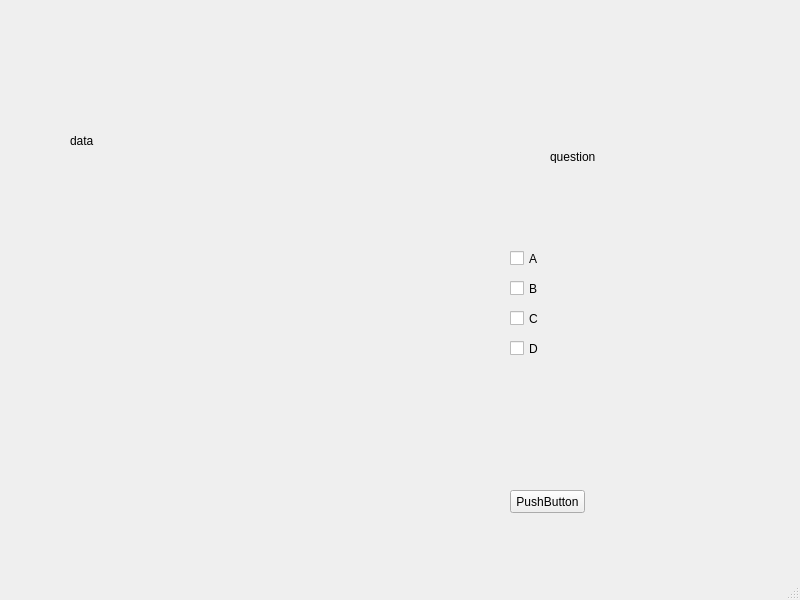
8Raouf24/bbc_english_test, file UI/question page.ui: the form before one commit.
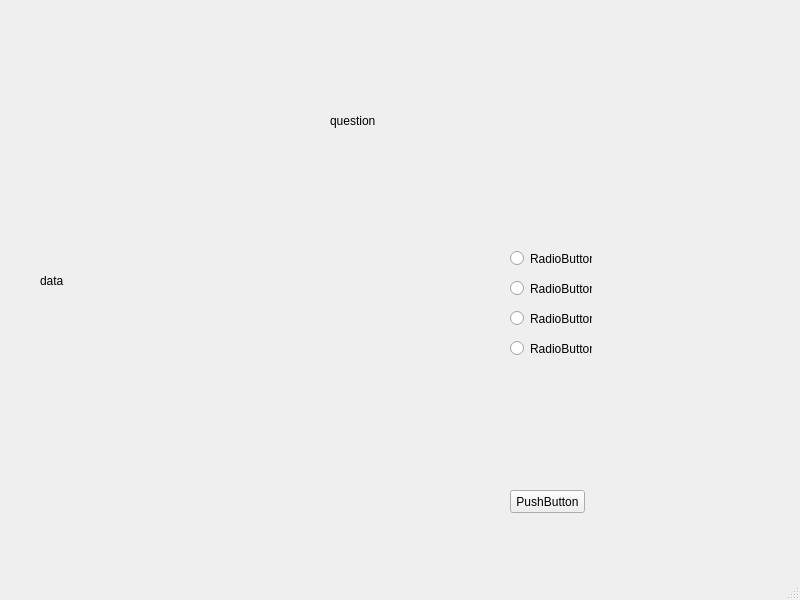
The form after the commit.

```diff
--- a/UI/question page.ui
+++ b/UI/question page.ui
@@ -17,9 +17,9 @@
    <widget class="QLabel" name="label">
     <property name="geometry">
      <rect>
-      <x>70</x>
-      <y>120</y>
-      <width>271</width>
+      <x>40</x>
+      <y>260</y>
+      <width>321</width>
       <height>41</height>
      </rect>
     </property>
@@ -30,55 +30,16 @@
    <widget class="QLabel" name="label_2">
     <property name="geometry">
      <rect>
-      <x>550</x>
-      <y>150</y>
-      <width>47</width>
-      <height>13</height>
+      <x>330</x>
+      <y>100</y>
+      <width>341</width>
+      <height>41</height>
      </rect>
     </property>
     <property name="text">
      <string>question</string>
     </property>
    </widget>
-   <widget class="QCheckBox" name="checkBox">
-    <property name="geometry">
-     <rect>
-      <x>510</x>
-      <y>250</y>
-      <width>70</width>
-      <height>17</height>
-     </rect>
-    </property>
-    <property name="text">
-     <string>A</string>
-    </property>
-   </widget>
-   <widget class="QCheckBox" name="checkBox_2">
-    <property name="geometry">
-     <rect>
-      <x>510</x>
-      <y>280</y>
-      <width>70</width>
-      <height>17</height>
-     </rect>
-    </property>
-    <property name="text">
-     <string>B</string>
-    </property>
-   </widget>
-   <widget class="QCheckBox" name="checkBox_3">
-    <property name="geometry">
-     <rect>
-      <x>510</x>
-      <y>310</y>
-      <width>70</width>
-      <height>17</height>
-     </rect>
-    </property>
-    <property name="text">
-     <string>C</string>
-    </property>
-   </widget>
    <widget class="QPushButton" name="pushButton">
     <property name="geometry">
      <rect>
@@ -92,17 +53,65 @@
      <string>PushButton</string>
     </property>
    </widget>
-   <widget class="QCheckBox" name="checkBox_4">
+   <widget class="QRadioButton" name="radioButton">
+    <property name="geometry">
+     <rect>
+      <x>510</x>
+      <y>250</y>
+      <width>82</width>
+      <height>17</height>
+     </rect>
+    </property>
+    <property name="text">
+     <string>RadioButton</string>
+    </property>
+    <attribute name="buttonGroup">
+     <string notr="true">buttonGroup</string>
+    </attribute>
+   </widget>
+   <widget class="QRadioButton" name="radioButton_2">
+    <property name="geometry">
+     <rect>
+      <x>510</x>
+      <y>280</y>
+      <width>82</width>
+      <height>17</height>
+     </rect>
+    </property>
+    <property name="text">
+     <string>RadioButton</string>
+    </property>
+    <attribute name="buttonGroup">
+     <string notr="true">buttonGroup</string>
+    </attribute>
+   </widget>
+   <widget class="QRadioButton" name="radioButton_3">
+    <property name="geometry">
+     <rect>
+      <x>510</x>
+      <y>310</y>
+      <width>82</width>
+      <height>17</height>
+     </rect>
+    </property>
+    <property name="text">
+     <string>RadioButton</string>
+    </property>
+    <attribute name="buttonGroup">
+     <string notr="true">buttonGroup</string>
+    </attribute>
+   </widget>
+   <widget class="QRadioButton" name="radioButton_4">
     <property name="geometry">
      <rect>
       <x>510</x>
       <y>340</y>
-      <width>70</width>
+      <width>82</width>
       <height>17</height>
      </rect>
     </property>
     <property name="text">
-     <string>D</string>
+     <string>RadioButton</string>
     </property>
    </widget>
   </widget>
```
Left out of the diff: 6 changed lines with no effect on the pictures.
